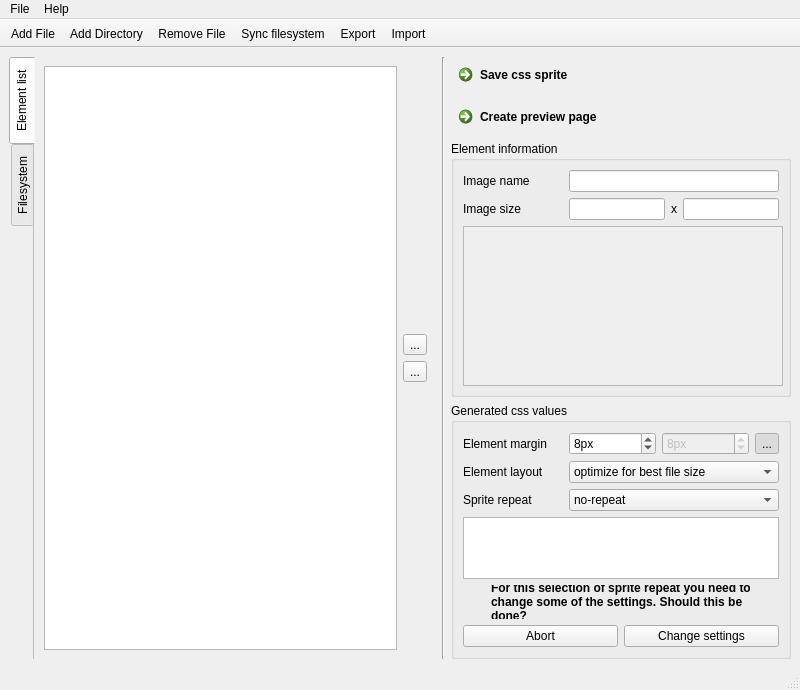
pcvolkmer/spritegenerator, file src/ui/mainwindow.ui: the form before one commit.
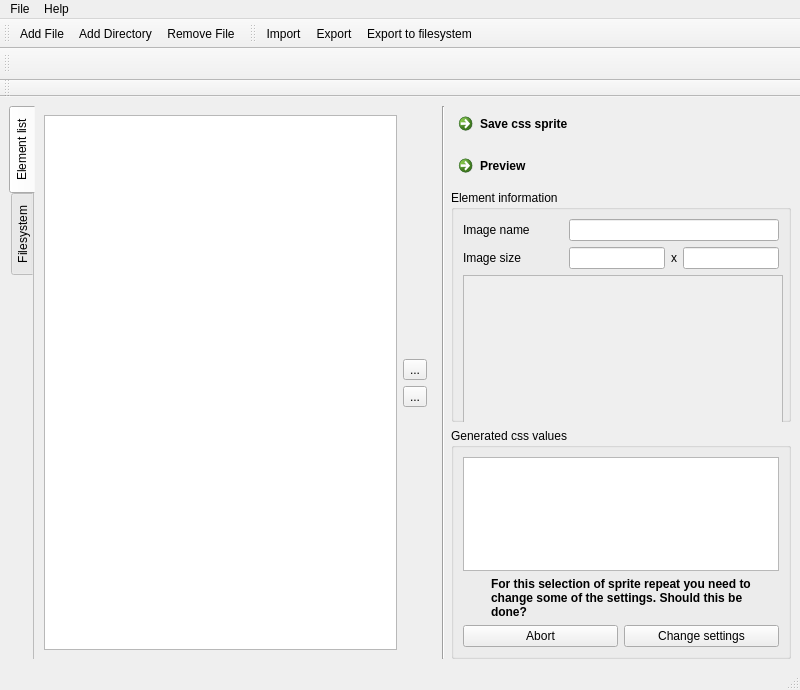
The form after the commit. Icons and pictures are not drawn. Custom widgets are drawn as their Qt base class.

Patch:
```diff
--- a/src/ui/mainwindow.ui
+++ b/src/ui/mainwindow.ui
@@ -52,7 +52,7 @@
          </size>
         </property>
         <property name="text">
-         <string>Create preview page</string>
+         <string>Preview</string>
         </property>
        </widget>
       </item>
@@ -229,173 +229,6 @@
          <string>Generated css values</string>
         </property>
         <layout class="QVBoxLayout" name="verticalLayout_2">
-         <item>
-          <layout class="QGridLayout" name="gridLayout_8">
-           <item row="0" column="0">
-            <widget class="QLabel" name="label_5">
-             <property name="minimumSize">
-              <size>
-               <width>100</width>
-               <height>0</height>
-              </size>
-             </property>
-             <property name="maximumSize">
-              <size>
-               <width>100</width>
-               <height>16777215</height>
-              </size>
-             </property>
-             <property name="text">
-              <string>Element margin</string>
-             </property>
-            </widget>
-           </item>
-           <item row="0" column="1">
-            <widget class="QSpinBox" name="xMarginSpinBox">
-             <property name="styleSheet">
-              <string notr="true"/>
-             </property>
-             <property name="suffix">
-              <string>px</string>
-             </property>
-             <property name="maximum">
-              <number>80</number>
-             </property>
-             <property name="value">
-              <number>8</number>
-             </property>
-            </widget>
-           </item>
-           <item row="0" column="2">
-            <widget class="QSpinBox" name="yMarginSpinBox">
-             <property name="enabled">
-              <bool>false</bool>
-             </property>
-             <property name="suffix">
-              <string>px</string>
-             </property>
-             <property name="maximum">
-              <number>80</number>
-             </property>
-             <property name="value">
-              <number>8</number>
-             </property>
-            </widget>
-           </item>
-           <item row="0" column="3">
-            <widget class="QToolButton" name="lockMarginToolButton">
-             <property name="text">
-              <string>...</string>
-             </property>
-             <property name="icon">
-              <iconset resource="../resources/resources.qrc">
-               <normaloff>:/images/images/16x16/emblem-unlocked.png</normaloff>
-               <normalon>:/images/images/16x16/emblem-locked.png</normalon>:/images/images/16x16/emblem-unlocked.png</iconset>
-             </property>
-             <property name="checkable">
-              <bool>true</bool>
-             </property>
-             <property name="checked">
-              <bool>true</bool>
-             </property>
-            </widget>
-           </item>
-          </layout>
-         </item>
-         <item>
-          <layout class="QGridLayout" name="gridLayout_7">
-           <item row="0" column="0">
-            <widget class="QLabel" name="label_4">
-             <property name="minimumSize">
-              <size>
-               <width>100</width>
-               <height>0</height>
-              </size>
-             </property>
-             <property name="maximumSize">
-              <size>
-               <width>100</width>
-               <height>16777215</height>
-              </size>
-             </property>
-             <property name="text">
-              <string>Element layout</string>
-             </property>
-            </widget>
-           </item>
-           <item row="0" column="1">
-            <widget class="QComboBox" name="elementLayoutComboBox">
-             <item>
-              <property name="text">
-               <string>optimize for best file size</string>
-              </property>
-             </item>
-             <item>
-              <property name="text">
-               <string>optimize for best fit</string>
-              </property>
-             </item>
-             <item>
-              <property name="text">
-               <string>horizontal</string>
-              </property>
-             </item>
-             <item>
-              <property name="text">
-               <string>vertical</string>
-              </property>
-             </item>
-             <item>
-              <property name="text">
-               <string>block</string>
-              </property>
-             </item>
-            </widget>
-           </item>
-          </layout>
-         </item>
-         <item>
-          <layout class="QGridLayout" name="gridLayout_10">
-           <item row="0" column="0">
-            <widget class="QLabel" name="label_6">
-             <property name="minimumSize">
-              <size>
-               <width>100</width>
-               <height>0</height>
-              </size>
-             </property>
-             <property name="maximumSize">
-              <size>
-               <width>100</width>
-               <height>16777215</height>
-              </size>
-             </property>
-             <property name="text">
-              <string>Sprite repeat</string>
-             </property>
-            </widget>
-           </item>
-           <item row="0" column="1">
-            <widget class="QComboBox" name="spriteRepeatComboBox">
-             <item>
-              <property name="text">
-               <string>no-repeat</string>
-              </property>
-             </item>
-             <item>
-              <property name="text">
-               <string>repeat-x</string>
-              </property>
-             </item>
-             <item>
-              <property name="text">
-               <string>repeat-y</string>
-              </property>
-             </item>
-            </widget>
-           </item>
-          </layout>
-         </item>
          <item>
           <widget class="QTextBrowser" name="resultingCssTextBrowser">
            <property name="font">
@@ -686,7 +519,7 @@
     <string>toolBar</string>
    </property>
    <property name="movable">
-    <bool>false</bool>
+    <bool>true</bool>
    </property>
    <property name="toolButtonStyle">
     <enum>Qt::ToolButtonTextUnderIcon</enum>
@@ -700,9 +533,57 @@
    <addaction name="actionAddFile"/>
    <addaction name="actionAddDirectory"/>
    <addaction name="actionRemoveFile"/>
-   <addaction name="actionSyncFilesystem"/>
-   <addaction name="actionExport"/>
+  </widget>
+  <widget class="QToolBar" name="toolBar_2">
+   <property name="windowTitle">
+    <string>toolBar_2</string>
+   </property>
+   <property name="toolButtonStyle">
+    <enum>Qt::ToolButtonTextUnderIcon</enum>
+   </property>
+   <attribute name="toolBarArea">
+    <enum>TopToolBarArea</enum>
+   </attribute>
+   <attribute name="toolBarBreak">
+    <bool>false</bool>
+   </attribute>
    <addaction name="actionImport"/>
+   <addaction name="actionExport"/>
+   <addaction name="actionExportToFilesystem"/>
+  </widget>
+  <widget class="SpriteFormatToolBar" name="spriteSettingsToolBar">
+   <property name="minimumSize">
+    <size>
+     <width>0</width>
+     <height>32</height>
+    </size>
+   </property>
+   <property name="maximumSize">
+    <size>
+     <width>16777215</width>
+     <height>24</height>
+    </size>
+   </property>
+   <property name="windowTitle">
+    <string>toolBar_3</string>
+   </property>
+   <attribute name="toolBarArea">
+    <enum>TopToolBarArea</enum>
+   </attribute>
+   <attribute name="toolBarBreak">
+    <bool>true</bool>
+   </attribute>
+  </widget>
+  <widget class="QToolBar" name="spriteQualityToolBar">
+   <property name="windowTitle">
+    <string>toolBar_3</string>
+   </property>
+   <attribute name="toolBarArea">
+    <enum>TopToolBarArea</enum>
+   </attribute>
+   <attribute name="toolBarBreak">
+    <bool>true</bool>
+   </attribute>
   </widget>
   <action name="actionAddFile">
    <property name="icon">
@@ -769,16 +650,16 @@
     <string>Import</string>
    </property>
   </action>
-  <action name="actionSyncFilesystem">
+  <action name="actionExportToFilesystem">
    <property name="icon">
     <iconset resource="../resources/resources.qrc">
      <normaloff>:/images/images/22x22/folder-sync.png</normaloff>:/images/images/22x22/folder-sync.png</iconset>
    </property>
    <property name="text">
-    <string>Sync filesystem</string>
+    <string>Export to filesystem</string>
    </property>
    <property name="toolTip">
-    <string>Sync filesystem</string>
+    <string>Export to filesystem</string>
    </property>
   </action>
  </widget>
@@ -793,6 +674,11 @@
    <extends>QListWidget</extends>
    <header>ui/spriteelementlistwidget.h</header>
   </customwidget>
+  <customwidget>
+   <class>SpriteFormatToolBar</class>
+   <extends>QToolBar</extends>
+   <header>ui/spriteformattoolbar.h</header>
+  </customwidget>
  </customwidgets>
  <tabstops>
   <tabstop>listWidget</tabstop>
```
